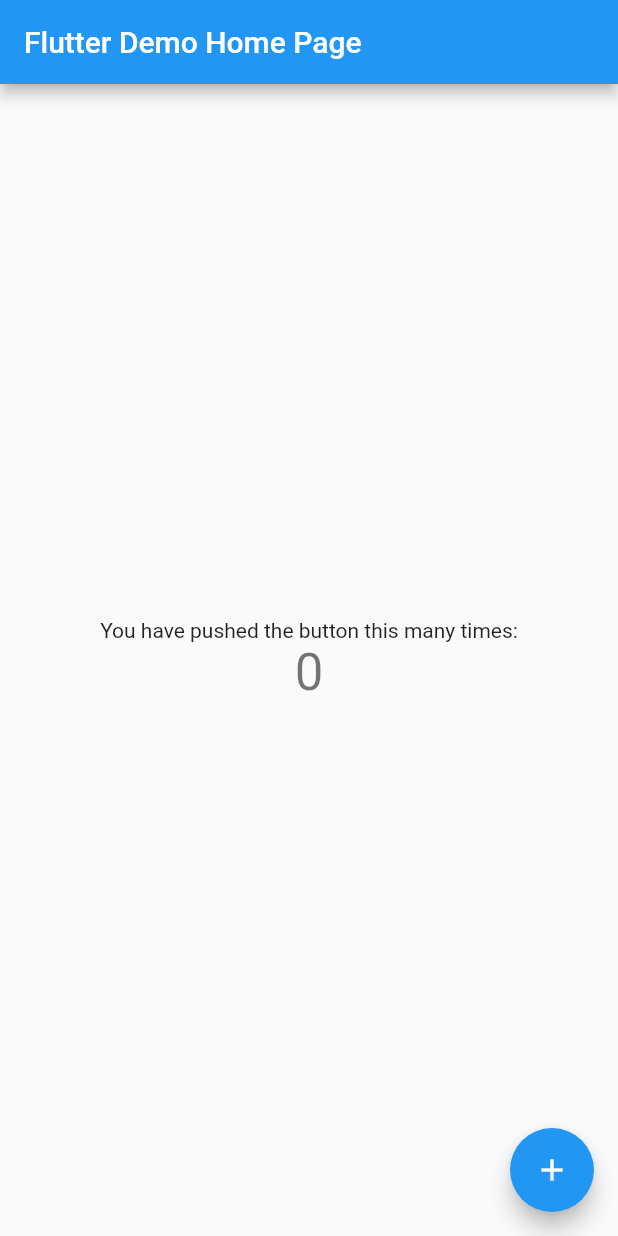
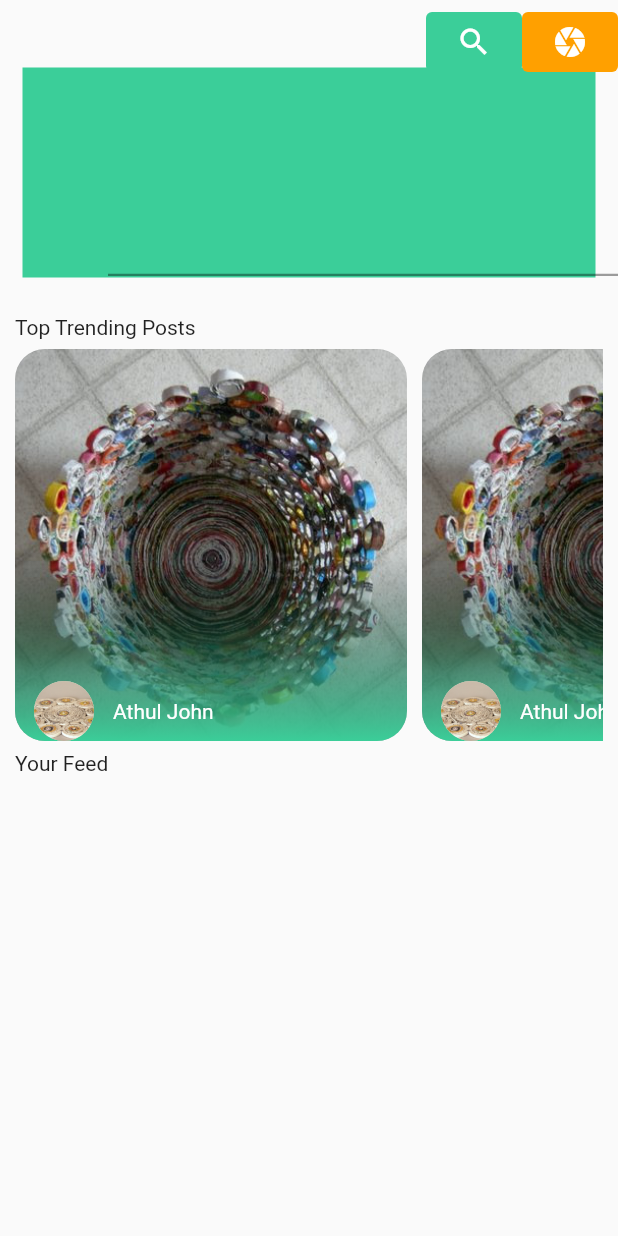
Before and after one commit to roshanrajeev/recycleit, a Flutter app: the screen it shows after launch, on a phone screen of 412 x 824 dp. Run offline on Flutter 3.47's test engine with Material 2 defaults, Android fonts, the phone set to English and light mode, and no system bars.

Commit message:
Initialised the project, started with UI

```diff
--- /dev/null
+++ b/recycleit_client/lib/constants/app_colors.dart
@@ -0,0 +1,5 @@
+import 'dart:ui';
+
+abstract class AppColors {
+  static Color primaryColor = const Color(0xff3BCE99);
+}
--- a/recycleit_client/lib/main.dart
+++ b/recycleit_client/lib/main.dart
@@ -1,4 +1,7 @@
 import 'package:flutter/material.dart';
+import 'package:recycleit_client/constants/app_colors.dart';
+
+import 'presentation/screens/homePage.dart';
 
 void main() {
   runApp(const MyApp());
@@ -13,18 +16,8 @@
     return MaterialApp(
       title: 'Flutter Demo',
       theme: ThemeData(
-        // This is the theme of your application.
-        //
-        // Try running your application with "flutter run". You'll see the
-        // application has a blue toolbar. Then, without quitting the app, try
-        // changing the primarySwatch below to Colors.green and then invoke
-        // "hot reload" (press "r" in the console where you ran "flutter run",
-        // or simply save your changes to "hot reload" in a Flutter IDE).
-        // Notice that the counter didn't reset back to zero; the application
-        // is not restarted.
-        primarySwatch: Colors.blue,
-      ),
-      home: const MyHomePage(title: 'Flutter Demo Home Page'),
+          primarySwatch: Colors.green, primaryColor: AppColors.primaryColor),
+      home: const HomePage(),
     );
   }
 }
--- /dev/null
+++ b/recycleit_client/lib/models/item_data.dart
@@ -0,0 +1,17 @@
+import 'package:recycleit_client/models/user_data.dart';
+
+class Item {
+  List<String> images = [];
+  UserData user;
+  String description = '';
+  List<String> usedItems = [];
+  int likeCount = 0, buildCount = 0;
+
+  Item(
+      {this.description = '',
+      required this.user,
+      required this.images,
+      this.buildCount = 0,
+      this.likeCount = 0,
+      this.usedItems = const []});
+}
--- /dev/null
+++ b/recycleit_client/lib/models/user_data.dart
@@ -0,0 +1,11 @@
+class UserData {
+  String? image = '';
+  String name = '';
+  String uid = '';
+
+  UserData({
+    this.image,
+    required this.name,
+    this.uid = '',
+  });
+}
--- /dev/null
+++ b/recycleit_client/lib/presentation/screens/homePage.dart
@@ -0,0 +1,92 @@
+import 'package:flutter/material.dart';
+import 'package:recycleit_client/constants/app_colors.dart';
+import 'package:recycleit_client/models/item_data.dart';
+import 'package:recycleit_client/models/user_data.dart';
+import 'package:recycleit_client/presentation/widgets/trending_card.dart';
+
+class HomePage extends StatelessWidget {
+  const HomePage({Key? key}) : super(key: key);
+
+  @override
+  Widget build(BuildContext context) {
+    return Scaffold(
+      body: CustomScrollView(
+        slivers: [
+          SliverAppBar(
+            backgroundColor: Colors.transparent,
+            pinned: true,
+            expandedHeight: 200,
+            actions: [
+              Center(
+                child: TextButton(
+                    style: ButtonStyle(
+                        backgroundColor:
+                            MaterialStateProperty.all(AppColors.primaryColor)),
+                    onPressed: () {},
+                    child: Icon(
+                      Icons.search,
+                      color: Colors.white,
+                    )),
+              ),
+              Center(
+                child: TextButton(
+                    style: ButtonStyle(
+                        backgroundColor:
+                            MaterialStateProperty.all(Colors.amber[700])),
+                    onPressed: () {},
+                    child: Icon(
+                      Icons.camera,
+                      color: Colors.white,
+                    )),
+              ),
+            ],
+            flexibleSpace: FlexibleSpaceBar(
+              background: Padding(
+                padding: const EdgeInsets.fromLTRB(15, 45, 15, 15),
+                child: Container(color: AppColors.primaryColor),
+              ),
+              title: Container(width: 300, child: const TextField()),
+            ),
+          ),
+          // Container(height: 40),
+          SliverPadding(
+            padding: EdgeInsets.all(10),
+            sliver: SliverList(
+              delegate: SliverChildListDelegate(
+                [
+                  Text('Top Trending Posts'),
+                  SizedBox(
+                      height: (MediaQuery.of(context).size.width) / 1.5,
+                      child: ListView(
+                        scrollDirection: Axis.horizontal,
+                        children: [
+                          TrendingCard(
+                              item: Item(
+                                  user: UserData(name: "Athul John"),
+                                  images: ["assets/images/trending1.jpg"])),
+                          TrendingCard(
+                              item: Item(
+                                  user: UserData(name: "Athul John"),
+                                  images: ["assets/images/trending1.jpg"])),
+                          TrendingCard(
+                              item: Item(
+                                  user: UserData(name: "Athul John"),
+                                  images: ["assets/images/trending1.jpg"]))
+                        ],
+                      )),
+                  Text('Your Feed'),
+                  // SliverList(
+                  //     delegate: SliverChildBuilderDelegate((context, ind) =>
+                  //         TrendingCard(
+                  //             item: Item(
+                  //                 user: UserData(name: "Athul John"),
+                  //                 images: ["assets/images/trending1.jpg"]))))
+                ],
+              ),
+            ),
+          ),
+        ],
+      ),
+    );
+  }
+}
--- /dev/null
+++ b/recycleit_client/lib/presentation/widgets/trending_card.dart
@@ -0,0 +1,49 @@
+import 'package:flutter/material.dart';
+import 'package:recycleit_client/constants/app_colors.dart';
+import 'package:recycleit_client/models/user_data.dart';
+import 'package:recycleit_client/presentation/widgets/userpic_and_name.dart';
+
+import '../../models/item_data.dart';
+
+class TrendingCard extends StatelessWidget {
+  final Item item;
+  const TrendingCard({required this.item, Key? key}) : super(key: key);
+
+  @override
+  Widget build(BuildContext context) {
+    return Center(
+      child: Container(
+        width: (MediaQuery.of(context).size.width - 20) / 1.5,
+        height: (MediaQuery.of(context).size.width - 20) / 1.5,
+        margin: EdgeInsets.only(right: 10),
+        decoration: BoxDecoration(
+            borderRadius: BorderRadius.circular(20),
+            image: DecorationImage(
+                fit: BoxFit.cover,
+                image: AssetImage(item.images.isEmpty
+                    ? "assets/images/trending1.jpg"
+                    : item.images.first))),
+        child: Container(
+          decoration: BoxDecoration(
+              borderRadius: BorderRadius.circular(20),
+              gradient: LinearGradient(
+                  begin: Alignment.bottomCenter,
+                  end: Alignment.topCenter,
+                  colors: [
+                    AppColors.primaryColor,
+                    Colors.transparent,
+                    // Colors.transparent,
+                    Colors.transparent
+                  ])),
+          child: Align(
+            alignment: Alignment.bottomCenter,
+            child: UserPicName(
+              item.user,
+              color: Colors.white,
+            ),
+          ),
+        ),
+      ),
+    );
+  }
+}
--- /dev/null
+++ b/recycleit_client/lib/presentation/widgets/userpic_and_name.dart
@@ -0,0 +1,30 @@
+import 'package:flutter/material.dart';
+import '/models/user_data.dart';
+
+class UserPicName extends StatelessWidget {
+  final UserData user;
+  final Color color;
+  const UserPicName(this.user, {this.color = Colors.black, Key? key})
+      : super(key: key);
+
+  @override
+  Widget build(BuildContext context) {
+    return Row(
+      children: [
+        Expanded(
+          child: user.image == null
+              ? CircleAvatar(
+                  backgroundImage: AssetImage('assets/images/trending2.jpg'))
+              : CircleAvatar(backgroundImage: NetworkImage(user.image!)),
+        ),
+        Expanded(
+          flex: 3,
+          child: Text(
+            user.name,
+            style: TextStyle(color: color),
+          ),
+        )
+      ],
+    );
+  }
+}
--- a/recycleit_client/pubspec.yaml
+++ b/recycleit_client/pubspec.yaml
@@ -58,8 +58,8 @@
   uses-material-design: true
 
   # To add assets to your application, add an assets section, like this:
-  # assets:
-  #   - images/a_dot_burr.jpeg
+  assets:
+    - assets/images/
   #   - images/a_dot_ham.jpeg
 
   # An image asset can refer to one or more resolution-specific "variants", see
```
Also changed, not shown: recycleit_client/assets/images/trending1.jpg (added), recycleit_client/assets/images/trending2.jpg (added), recycleit_client/assets/images/trending3.jpg (added).
